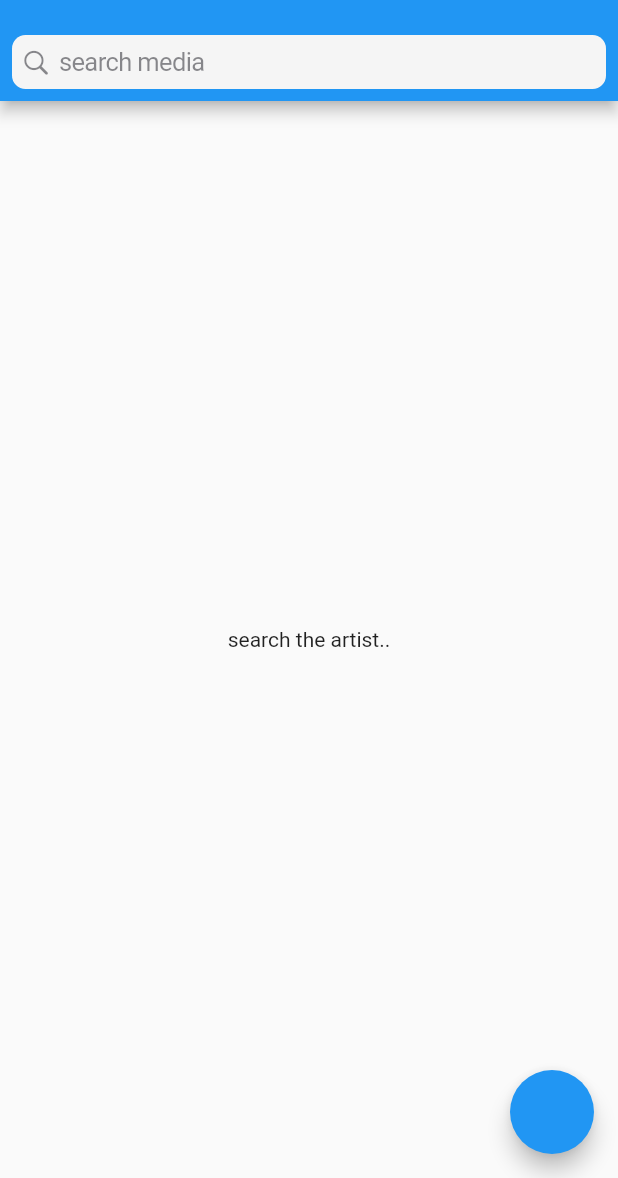
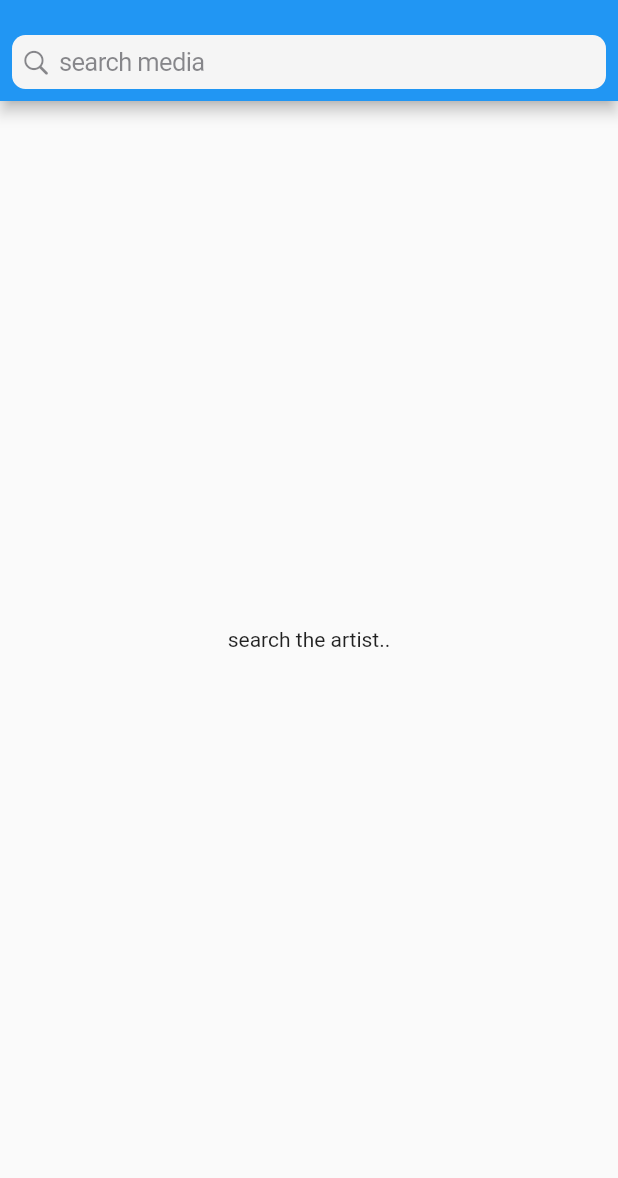
Before and after one commit to oneeall/music_player, a Flutter app: the screen it shows after launch, on a phone screen of 412 x 824 dp, the part 58-1236 px from its top. Run offline on Flutter 3.47's test engine with Material 2 defaults, Android fonts, the phone set to English and light mode, and no system bars; our stand-ins replace just_audio.

Commit message:
clean code

```diff
--- a/lib/data/app_error.dart
+++ b/lib/data/app_error.dart
@@ -1,5 +1,3 @@
-import 'dart:io';
-
 import 'package:flutter/foundation.dart';
 
 enum AppErrorType {
--- /dev/null
+++ b/lib/data/source/media_data_source.dart
@@ -0,0 +1,5 @@
+import 'package:music_player/data/model/media_response.dart';
+
+abstract class MediaDataSource {
+  Future<MediaResponse> getMedia({required String media, required String term,});
+}
--- a/lib/features/home_player/home_player_page.dart
+++ b/lib/features/home_player/home_player_page.dart
@@ -1,6 +1,7 @@
 import 'package:flutter/material.dart';
 import 'package:just_audio/just_audio.dart';
 import 'package:music_player/data/repository/media_repository_impl.dart';
+import 'package:music_player/data/source/media_data_source_impl.dart';
 import 'package:music_player/features/home_player/view_model/home_player_view_model.dart';
 
 import 'widgets/bottom_media_player.dart';
@@ -52,26 +53,7 @@ class _HomePlayerPageState extends State<HomePlayerPage> {
         ),
         body: const MediaBuilder(),
         bottomNavigationBar: const BottomMediaPlayer(),
-        floatingActionButton: const FloatActionButton(),
       ),
     );
   }
 }
-
-class FloatActionButton extends StatelessWidget {
-  const FloatActionButton({
-    Key? key,
-  }) : super(key: key);
-
-  @override
-  Widget build(BuildContext context) {
-    return FloatingActionButton(
-      onPressed: () {
-        InheritedMedia.of(context)
-            .viewModel
-            .mediaProvider
-            .fetchingMusic(term: 'guns n roses');
-      },
-    );
-  }
-}
```
Also changed, not shown: lib/data/repository/media_repository_impl.dart (+1 -22 lines), lib/data/source/media_data_source_impl.dart (added, +20 -0 lines).
